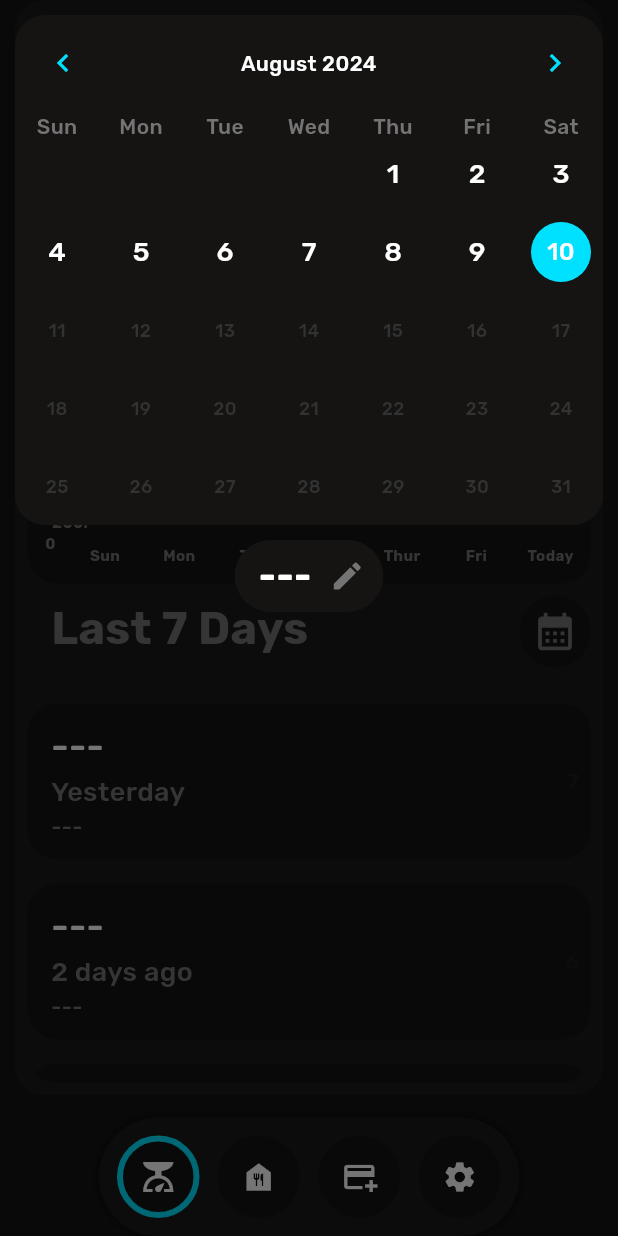
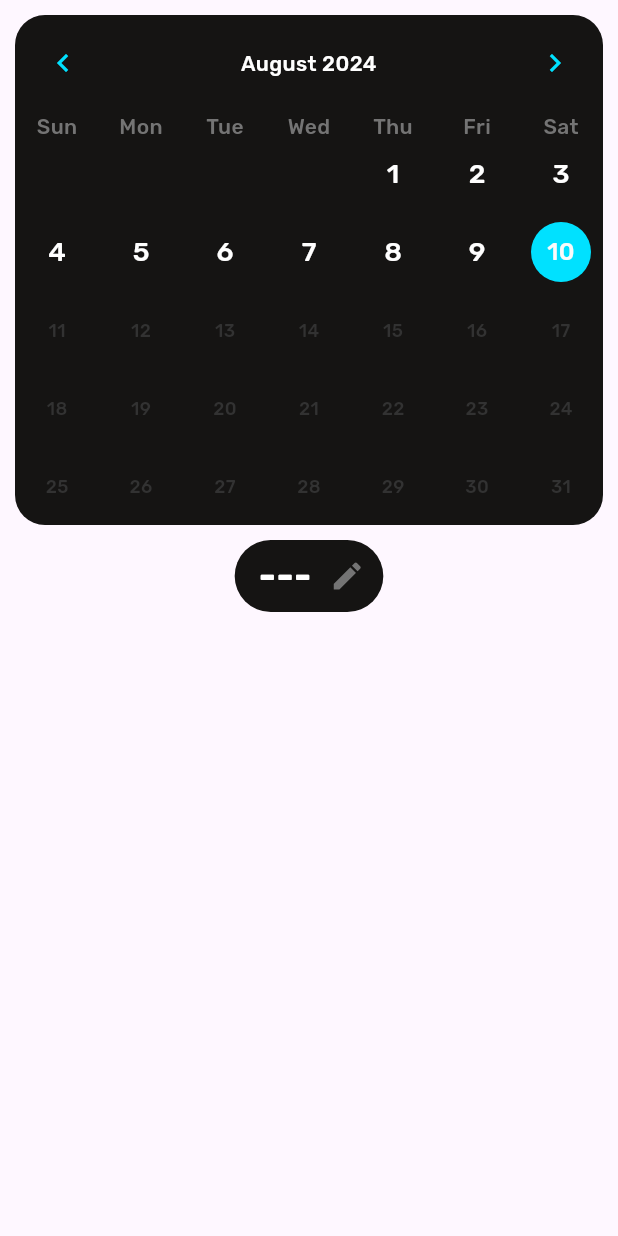
Before and after one commit to GregPeroutka/HealthJournalApp, a Flutter app: the screen it shows once a user with an empty profile is signed in, after a tap on the "calendar month" icon, on a phone screen of 412 x 824 dp. Run offline on Flutter 3.47's test engine with Material 3 defaults, Android fonts, the phone set to English and light mode, and no system bars; drawn by our look-alikes of fl_chart, table_calendar; our stand-ins replace cloud_firestore, firebase_auth, firebase_core; accounts and stored records are empty; generated files the repository leaves out were written again.

```diff
--- a/lib/views/pages/weight_page/calendar_dialog.dart
+++ b/lib/views/pages/weight_page/calendar_dialog.dart
@@ -36,7 +36,8 @@ class _CalendarDialog extends State<CalendarDialog> {
   Widget build(BuildContext context) {
     _selectedWeightData = widget.weightPageViewModel.getWeightData(_selectedDay);
 
-    return SafeArea(
+    return Material(
+      child: SafeArea(
         child: Align(
           alignment: Alignment.topCenter,
           child: Padding(
@@ -47,6 +48,7 @@ class _CalendarDialog extends State<CalendarDialog> {
 
                 _editWeightContainer(context)
               ],
+            ),
           ),
         ),
       ),
```
Lines whose indentation alone changed are shown as unchanged.
